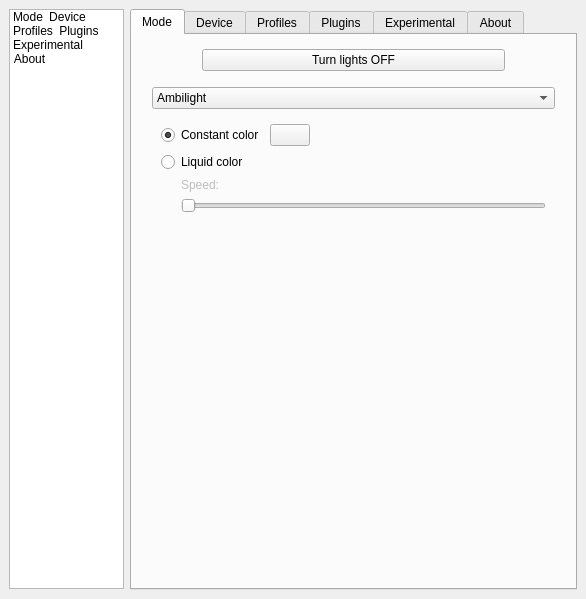
The window that Software/src/SettingsWindow.ui (Atarity/Lightpack) describes before a commit, drawn with Qt 5.
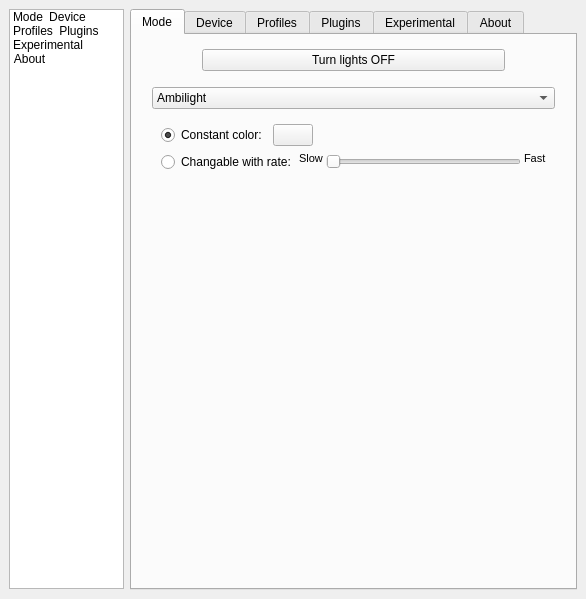
The same window after the commit. The open tabs and pages were chosen to show the change. Icons and pictures are not drawn. Custom widgets are drawn as their Qt base class.

```diff
--- a/Software/src/SettingsWindow.ui
+++ b/Software/src/SettingsWindow.ui
@@ -251,7 +251,7 @@
        <enum>QTabWidget::Rounded</enum>
       </property>
       <property name="currentIndex">
-       <number>5</number>
+       <number>0</number>
       </property>
       <widget class="QWidget" name="tabSoftwareOptions">
        <property name="enabled">
@@ -611,11 +611,11 @@
           <widget class="QWidget" name="page_2">
            <layout class="QVBoxLayout" name="verticalLayout">
             <item>
-             <layout class="QHBoxLayout" name="horizontalLayout_7">
+             <layout class="QHBoxLayout" name="horizontalLayout_2">
               <item>
                <widget class="QRadioButton" name="radioButton_ConstantColorMoodLampMode">
                 <property name="text">
-                 <string>Constant color</string>
+                 <string>Constant color:</string>
                 </property>
                 <property name="checkable">
                  <bool>true</bool>
@@ -651,44 +651,36 @@
              </layout>
             </item>
             <item>
-             <widget class="QRadioButton" name="radioButton_LiquidColorMoodLampMode">
-              <property name="text">
-               <string>Liquid color</string>
+             <layout class="QHBoxLayout" name="horizontalLayout_7">
+              <property name="spacing">
+               <number>3</number>
               </property>
-             </widget>
-            </item>
-            <item>
-             <layout class="QGridLayout" name="gridLayout_4">
-              <item row="1" column="1">
-               <widget class="QLabel" name="label_MoodLampSpeed">
-                <property name="enabled">
-                 <bool>false</bool>
-                </property>
+              <item>
+               <widget class="QRadioButton" name="radioButton_LiquidColorMoodLampMode">
                 <property name="text">
-                 <string>Speed:</string>
+                 <string>Changable with rate:</string>
                 </property>
-                <property name="buddy">
-                 <cstring>horizontalSlider_MoodLampSpeed</cstring>
-                </property>
                </widget>
               </item>
-              <item row="1" column="0">
-               <spacer name="horizontalSpacer_12">
-                <property name="orientation">
-                 <enum>Qt::Horizontal</enum>
+              <item>
+               <widget class="QLabel" name="label_slowMoodLampSpeed">
+                <property name="font">
+                 <font>
+                  <pointsize>8</pointsize>
+                 </font>
                 </property>
-                <property name="sizeType">
-                 <enum>QSizePolicy::Preferred</enum>
+                <property name="styleSheet">
+                 <string notr="true">margin-bottom:0.4em; margin-left:0.5em</string>
                 </property>
-                <property name="sizeHint" stdset="0">
-                 <size>
-                  <width>20</width>
-                  <height>10</height>
-                 </size>
+                <property name="text">
+                 <string>Slow</string>
                 </property>
-               </spacer>
+                <property name="alignment">
+                 <set>Qt::AlignLeading|Qt::AlignLeft|Qt::AlignTop</set>
+                </property>
+               </widget>
               </item>
-              <item row="2" column="1">
+              <item>
                <widget class="QSlider" name="horizontalSlider_MoodLampSpeed">
                 <property name="enabled">
                  <bool>false</bool>
@@ -704,6 +696,24 @@
                 </property>
                </widget>
               </item>
+              <item>
+               <widget class="QLabel" name="label_fastMoodLampSpeed">
+                <property name="font">
+                 <font>
+                  <pointsize>8</pointsize>
+                 </font>
+                </property>
+                <property name="styleSheet">
+                 <string notr="true">margin-bottom:0.4em;</string>
+                </property>
+                <property name="text">
+                 <string>Fast</string>
+                </property>
+                <property name="alignment">
+                 <set>Qt::AlignLeading|Qt::AlignLeft|Qt::AlignTop</set>
+                </property>
+               </widget>
+              </item>
              </layout>
             </item>
             <item>
@@ -939,6 +949,9 @@
             <height>280</height>
            </size>
           </property>
+          <property name="styleSheet">
+           <string notr="true">margin-top: 9px;</string>
+          </property>
           <property name="title">
            <string>Device-specific options</string>
           </property>
```
Left out of the diff: 3 changed lines with no effect on the pictures.
